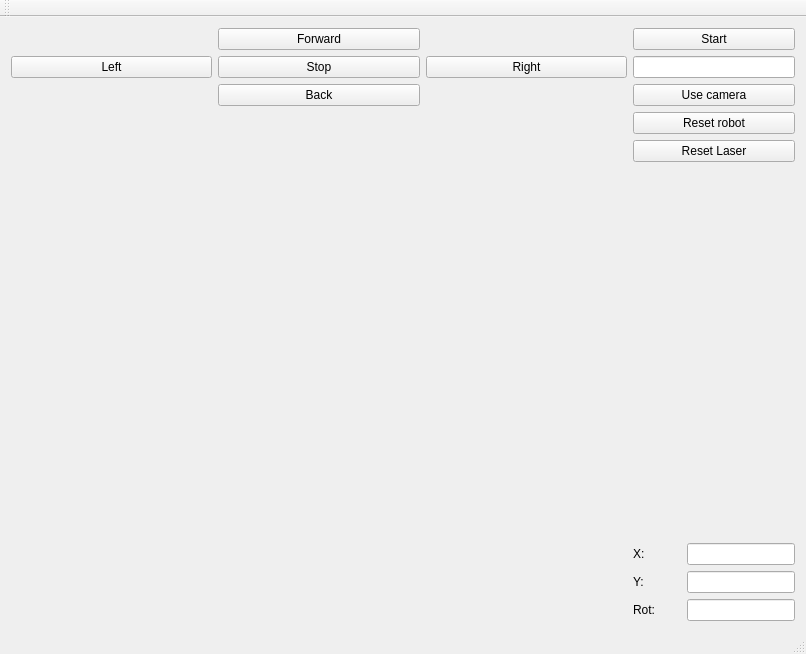
The window that RMR/mainwindow.ui (xkopp-byte/RMR) describes before a commit, drawn with Qt 5.
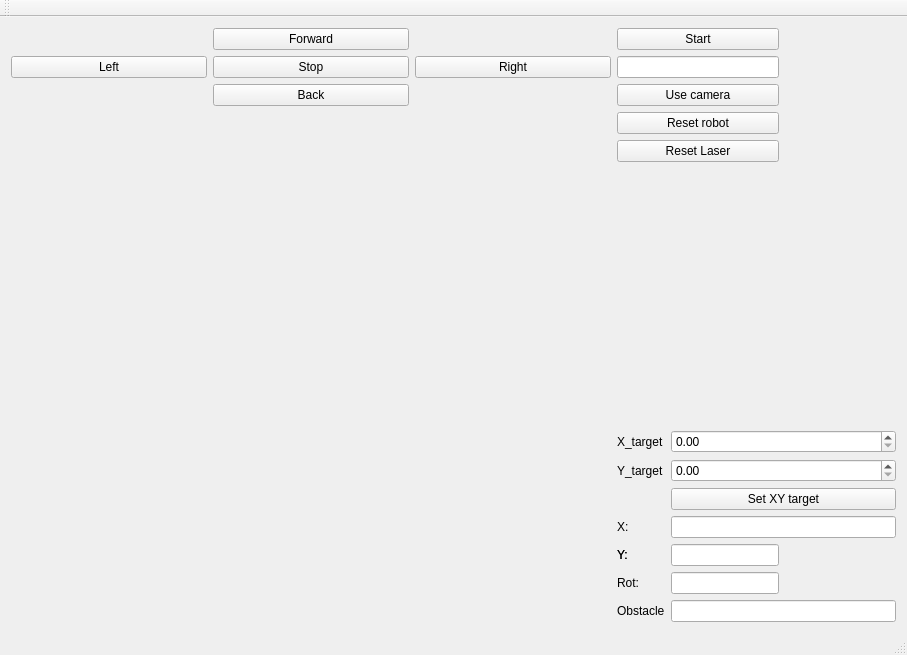
The same window after the commit.

Commit message: added setXY button and printing obstacle_detected

The edit to the form file:
```diff
--- a/RMR/mainwindow.ui
+++ b/RMR/mainwindow.ui
@@ -6,8 +6,8 @@
    <rect>
     <x>0</x>
     <y>0</y>
-    <width>806</width>
-    <height>654</height>
+    <width>907</width>
+    <height>655</height>
    </rect>
   </property>
   <property name="windowTitle">
@@ -156,14 +156,61 @@
       <item>
        <layout class="QGridLayout" name="gridLayout_3">
         <item row="1" column="0">
+         <widget class="QLabel" name="label_5">
+          <property name="text">
+           <string>Y_target</string>
+          </property>
+         </widget>
+        </item>
+        <item row="4" column="0">
          <widget class="QLabel" name="label_2">
           <property name="text">
            <string>Y:</string>
           </property>
          </widget>
         </item>
+        <item row="3" column="0">
+         <widget class="QLabel" name="label">
+          <property name="text">
+           <string>X:</string>
+          </property>
+         </widget>
+        </item>
+        <item row="0" column="0">
+         <widget class="QLabel" name="label_4">
+          <property name="text">
+           <string>X_target</string>
+          </property>
+         </widget>
+        </item>
+        <item row="4" column="1">
+         <widget class="QLineEdit" name="lineEdit_3">
+          <property name="sizePolicy">
+           <sizepolicy hsizetype="Fixed" vsizetype="Fixed">
+            <horstretch>0</horstretch>
+            <verstretch>0</verstretch>
+           </sizepolicy>
+          </property>
+          <property name="focusPolicy">
+           <enum>Qt::FocusPolicy::NoFocus</enum>
+          </property>
+          <property name="readOnly">
+           <bool>true</bool>
+          </property>
+         </widget>
+        </item>
         <item row="0" column="1">
-         <widget class="QLineEdit" name="lineEdit_2">
+         <widget class="QDoubleSpinBox" name="set_X_target"/>
+        </item>
+        <item row="4" column="0">
+         <widget class="QLabel" name="label_2">
+          <property name="text">
+           <string>Y:</string>
+          </property>
+         </widget>
+        </item>
+        <item row="5" column="1">
+         <widget class="QLineEdit" name="lineEdit_4">
           <property name="sizePolicy">
            <sizepolicy hsizetype="Fixed" vsizetype="Fixed">
             <horstretch>0</horstretch>
@@ -178,49 +225,33 @@
           </property>
          </widget>
         </item>
-        <item row="2" column="0">
+        <item row="3" column="1">
+         <widget class="QLineEdit" name="lineEdit_5"/>
+        </item>
+        <item row="2" column="1">
+         <widget class="QPushButton" name="Set_XY_button">
+          <property name="text">
+           <string>Set XY target</string>
+          </property>
+         </widget>
+        </item>
+        <item row="5" column="0">
          <widget class="QLabel" name="label_3">
           <property name="text">
            <string>Rot:</string>
           </property>
          </widget>
         </item>
-        <item row="2" column="1">
-         <widget class="QLineEdit" name="lineEdit_4">
-          <property name="sizePolicy">
-           <sizepolicy hsizetype="Fixed" vsizetype="Fixed">
-            <horstretch>0</horstretch>
-            <verstretch>0</verstretch>
-           </sizepolicy>
-          </property>
-          <property name="focusPolicy">
-           <enum>Qt::FocusPolicy::NoFocus</enum>
-          </property>
-          <property name="readOnly">
-           <bool>true</bool>
-          </property>
-         </widget>
-        </item>
         <item row="1" column="1">
-         <widget class="QLineEdit" name="lineEdit_3">
-          <property name="sizePolicy">
-           <sizepolicy hsizetype="Fixed" vsizetype="Fixed">
-            <horstretch>0</horstretch>
-            <verstretch>0</verstretch>
-           </sizepolicy>
-          </property>
-          <property name="focusPolicy">
-           <enum>Qt::FocusPolicy::NoFocus</enum>
-          </property>
-          <property name="readOnly">
-           <bool>true</bool>
-          </property>
-         </widget>
+         <widget class="QDoubleSpinBox" name="set_Y_target"/>
         </item>
-        <item row="0" column="0">
-         <widget class="QLabel" name="label">
+        <item row="6" column="1">
+         <widget class="QLineEdit" name="lineEdit_2"/>
+        </item>
+        <item row="6" column="0">
+         <widget class="QLabel" name="label_6">
           <property name="text">
-           <string>X:</string>
+           <string>Obstacle</string>
           </property>
          </widget>
         </item>
```
Left out of the diff: 2 changed lines with no effect on the pictures. The commit also changes 4 other files.
